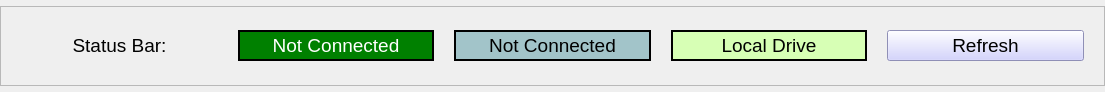
open-AIMS/reefscan_desktop_data_manager, file src/resources/status_bar.ui: the form before one commit.
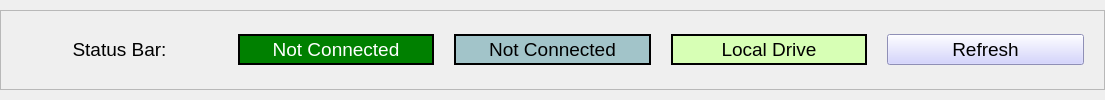
The form after the commit.

The edit to the form file:
```diff
--- a/src/resources/status_bar.ui
+++ b/src/resources/status_bar.ui
@@ -7,7 +7,7 @@
     <x>0</x>
     <y>0</y>
     <width>1105</width>
-    <height>92</height>
+    <height>100</height>
    </rect>
   </property>
   <property name="sizePolicy">
@@ -16,6 +16,12 @@
     <verstretch>0</verstretch>
    </sizepolicy>
   </property>
+  <property name="maximumSize">
+   <size>
+    <width>16777215</width>
+    <height>100</height>
+   </size>
+  </property>
   <property name="windowTitle">
    <string>Form</string>
   </property>
@@ -49,6 +55,12 @@
        <height>80</height>
       </size>
      </property>
+     <property name="maximumSize">
+      <size>
+       <width>16777215</width>
+       <height>80</height>
+      </size>
+     </property>
      <property name="frameShape">
       <enum>QFrame::StyledPanel</enum>
      </property>
```
